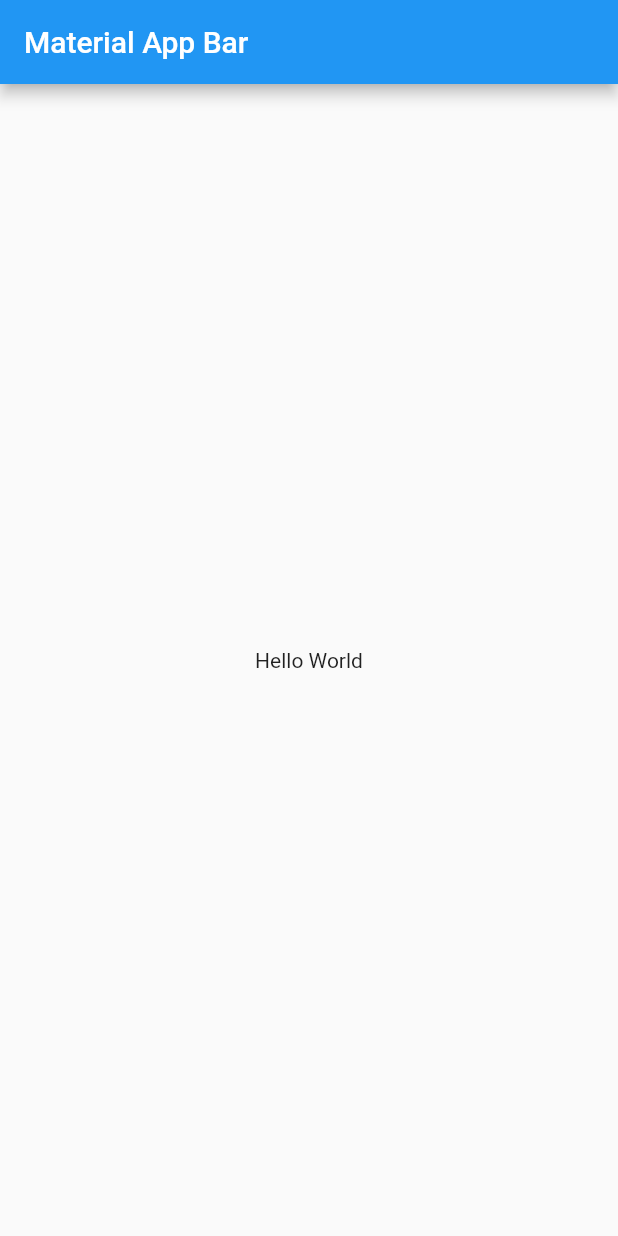
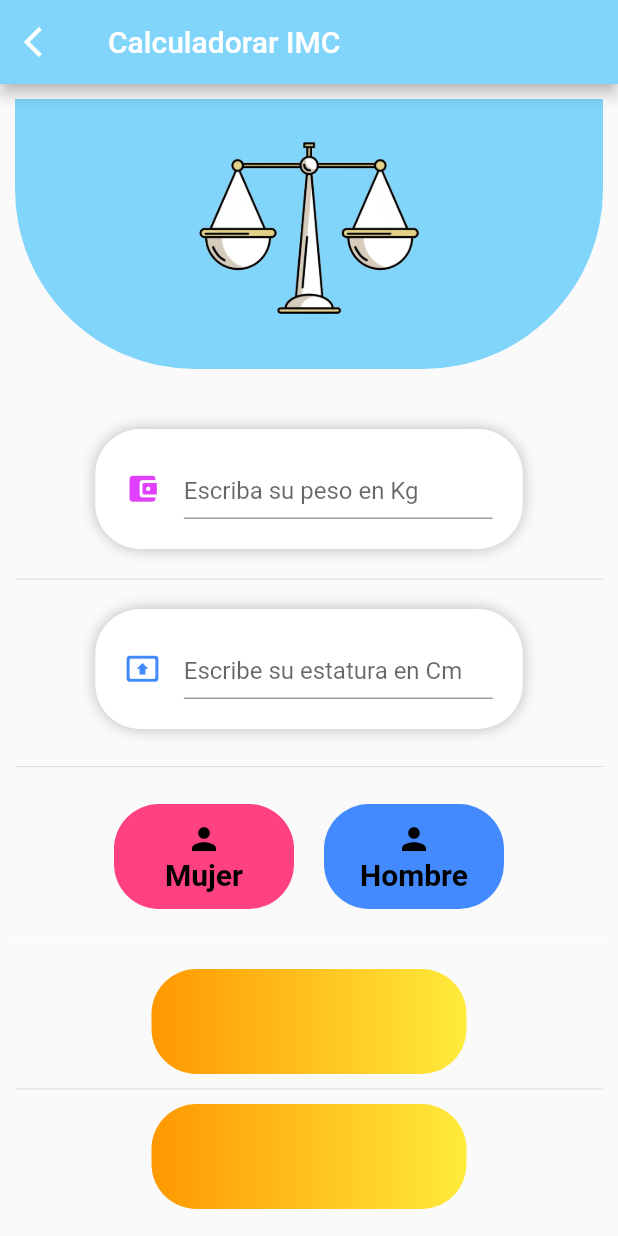
Before and after one commit to daniel-zuluaga/Calculator_IMC, a Flutter app: the screen it shows after launch, on a phone screen of 412 x 824 dp. Run offline on Flutter 3.47's test engine with Material 2 defaults, Android fonts, the phone set to English and light mode, and no system bars; our stand-ins replace decimal.

Commit message:
Finish the calculator imc with the conversions, where have textfield for what put the weight and the height, too contains images what sample how is its state IMC of the woman or man

```diff
--- a/lib/main.dart
+++ b/lib/main.dart
@@ -1,4 +1,6 @@
 import 'package:flutter/material.dart';
+
+import 'package:calculator_imc_flutter/screen/calculator_home.dart';
 
 void main() => runApp(const MyApp());
 
@@ -7,16 +9,9 @@ class MyApp extends StatelessWidget {
 
   @override
   Widget build(BuildContext context) {
-    return MaterialApp(
-      title: 'Material App',
-      home: Scaffold(
-        appBar: AppBar(
-          title: const Text('Material App Bar'),
-        ),
-        body: const Center(
-          child: Text('Hello World'),
-        ),
-      ),
+    return const MaterialApp(
+      title: 'Calculator IMC',
+      home: CalculatorHome()
     );
   }
 }
--- /dev/null
+++ b/lib/screen/calculator_home.dart
@@ -0,0 +1,265 @@
+import 'dart:math';
+
+import 'package:calculator_imc_flutter/widgets/button_mujer_hombre.dart';
+import 'package:calculator_imc_flutter/widgets/result_form_field.dart';
+import 'package:calculator_imc_flutter/widgets/text_field_form.dart';
+import 'package:flutter/material.dart';
+
+import 'package:decimal/decimal.dart';
+
+class CalculatorHome extends StatefulWidget {
+  const CalculatorHome({super.key});
+
+  @override
+  State createState() => Calculator();
+}
+
+class Calculator extends State<CalculatorHome> {
+
+  final controllerPeso = TextEditingController();
+  final controllerTalla = TextEditingController();
+  final myFormKey = GlobalKey<FormState>();
+  final d = Decimal;
+
+  String muestreImc = "";
+  String pesoSugerido = "";
+
+  // creamos la clase para calcular el peso de la mujer
+  void pesoIdealWoman(){
+    int pesoIdelaW = 21;
+    int decimals = 2; // muestra la cantidad de decimales
+    num formula = pow(10, decimals); //formula mayor a 10 decimales
+
+    // hacemos la validsacion si algun campo esta vacio
+    if(myFormKey.currentState!.validate()){
+      double peso = double.parse(controllerPeso.text);
+      double altura = double.parse(controllerTalla.text);
+      double rtaAltura = (altura) / 100;
+      double alturaAlCuadrado = rtaAltura*rtaAltura;
+      double result = peso / alturaAlCuadrado;
+
+      double d = result;
+      d = (d * formula).round() / formula;
+
+      // formula de sugerir el peso de la persona
+      double sugerido = (pesoIdelaW * peso) / d;
+      sugerido = (sugerido * formula).round() / formula;
+
+      setState(() {
+        muestreImc = "Imc es: $d";
+      });
+
+      setState(() {
+        pesoSugerido = "Peso ideal es: $sugerido Kg";
+      });
+
+    }
+
+  }
+
+  // formula para el peso del hombre
+  void pesoIdealMan(){
+    int pesoIdelaM = 24;
+    int decimals = 2; // muestra la cantidad de decimales
+    num formula = pow(10, decimals); //formula mayor a 10 decimales
+
+    // hacemos la validsacion si algun campo esta vacio
+    if(myFormKey.currentState!.validate()){
+      double peso = double.parse(controllerPeso.text);
+      double altura = double.parse(controllerTalla.text);
+      double rtaAltura = (altura) / 100;
+      double alturaAlCuadrado = rtaAltura * rtaAltura;
+      double result = peso / alturaAlCuadrado;
+
+      double d = result;
+      d = (d * formula).round() / formula;
+
+      // formula de sugerir el peso de la persona
+      double sugerido = (pesoIdelaM * peso) / d;
+      sugerido = (sugerido * formula).round() / formula;
+
+      setState(() {
+        muestreImc = "Imc es: $d";
+      });
+
+      setState(() {
+        pesoSugerido = "Peso ideal es: $sugerido Kg";
+      });
+
+    }
+  }
+
+  // formula para hacer una operacion aritmetica
+  void formulaOperation(){
+
+    // hacemos la validsacion si algun campo esta vacio
+    if(myFormKey.currentState!.validate()){
+      double num1 = double.parse(controllerPeso.text);
+      double num2 = double.parse(controllerTalla.text);
+
+      double result = num1 / num2;
+      // lo puede cambiar pos + o + - o *
+
+      setState(() {
+        muestreImc = "La division es: $result";
+      });
+    }
+
+  }
+
+  // ahora realizaremos el diseño de nuestra calculadora de indice de masa corporal
+  @override
+  Widget build(BuildContext context) {
+    final Size logicalSize = MediaQuery.of(context).size;
+    final double height = logicalSize.height;
+
+    return Scaffold(
+      resizeToAvoidBottomInset: false,
+      appBar: AppBar(
+        title: const Text("Calculadorar IMC"),
+        backgroundColor: Colors.lightBlue[200],
+        leading: IconButton(onPressed: (){}, icon: const Icon(Icons.arrow_back_ios))
+      ),
+      body: Form(
+        key: myFormKey,
+        child: SingleChildScrollView(
+          padding: const EdgeInsets.all(10),
+          child: Column(
+            children: [
+              Container(
+                width: 500,
+                height: 180,
+                decoration: BoxDecoration(
+                  color: Colors.lightBlue[200],
+                  borderRadius: const BorderRadius.only(
+                    bottomLeft: Radius.circular(120),
+                    bottomRight: Radius.circular(120),
+                  )
+                ),
+                child: Stack(
+                  children: const [
+                    Align(
+                      alignment: Alignment.center,
+                      child: Image(
+                        width: 200,
+                        height: 200,
+                        image: AssetImage("assets/images/balanza_image.png"),
+                      ),
+                    ),
+                  ],
+                ),
+              ),
+
+              Container(
+                padding: const EdgeInsets.only(top: 40),
+                child: Column(
+                  children: [
+                    TextFieldForm(
+                      returnText: "Digita su peso",
+                      controller: controllerPeso,
+                      hintText: 'Escriba su peso en Kg',
+                      keyboardType: TextInputType.number,
+                      iconField: const Icon(
+                        Icons.account_balance_wallet_rounded,
+                        color: Colors.purpleAccent,
+                        size: 23,
+                        ),
+                      ),
+
+                    const Divider( height: 40 ),
+
+                    TextFieldForm(
+                      returnText: "Digita su estatura",
+                      controller: controllerTalla,
+                      hintText: "Escribe su estatura en Cm",
+                      keyboardType: TextInputType.number,
+                      iconField: const Icon(
+                        Icons.present_to_all_rounded,
+                        color: Colors.blueAccent,
+                        size: 23,
+                      ),
+                    ),
+
+                    const Divider( height: 50 ),
+
+                    Row(
+                      mainAxisAlignment: MainAxisAlignment.center,
+                      children: [
+
+                        GestureDetector(
+                          onTap: pesoIdealWoman,
+                          child: const ButtonMujerHombre(
+                            colorButton: Colors.pinkAccent,
+                            textButton: "Mujer"
+                          ),
+                        ),
+
+                        const VerticalDivider( width: 20 ),
+
+                        GestureDetector(
+                          onTap: pesoIdealMan,
+                          child: const ButtonMujerHombre(
+                            colorButton: Colors.blueAccent,
+                            textButton: "Hombre"
+                          ),
+                        ),
+                      ],
+                    ),
+
+                    const Divider(
+                      height: 40,
+                      color: Colors.white,
+                    ),
+
+                    ResultFormField(
+                      textField: muestreImc,
+                      sizeheigthContain: 70,
+                      sizeText: 26,
+
+                    ),
+                    const Divider(
+                      height: 20,
+                    ),
+                    ResultFormField(
+                      textField: pesoSugerido,
+                      sizeheigthContain: 70,
+                      sizeText: 24,
+                    ),
+                  ],
+                ),
+              ),
+
+              const Divider(
+                height: 70,
+                color: Colors.white,
+              ),
+
+              const Text(
+                "Indice de Masa Corporal para el Hombre",
+                textAlign: TextAlign.center,
+                style: TextStyle(
+                  fontSize: 30,
+                  fontWeight: FontWeight.bold
+                ),
+              ),
+              Image.asset("assets/images/IMC_image.png"),
+              const Divider(
+                height: 60,
+                color: Colors.white,
+              ),
+              const Text(
+                "Indice de Masa Corporal para la Mujer",
+                textAlign: TextAlign.center,
+                style: TextStyle(
+                  fontSize: 30,
+                  fontWeight: FontWeight.bold
+                ),
+              ),
+              Image.asset("assets/images/Imc_image_mujer.png"),
+            ],
+          ),
+        ),
+      ),
+    );
+  }
+}
--- /dev/null
+++ b/lib/widgets/button_mujer_hombre.dart
@@ -0,0 +1,40 @@
+import 'package:flutter/material.dart';
+
+class ButtonMujerHombre extends StatelessWidget {
+
+  final String textButton;
+  final Color? colorButton;
+
+  const ButtonMujerHombre({super.key,
+    required this.textButton,
+    this.colorButton
+  });
+
+  @override
+  Widget build(BuildContext context) {
+    return Container(
+      width: 120,
+      height: 70,
+      decoration: BoxDecoration(
+        color: colorButton,
+        borderRadius: BorderRadius.circular(30)
+      ),
+      child: Center(
+        child: Column(
+          mainAxisAlignment: MainAxisAlignment.center,
+          children: [
+            const Icon(Icons.person, color: Colors.black),
+            Text(
+              textButton,
+              style: const TextStyle(
+                fontSize: 20,
+                color: Colors.black,
+                fontWeight: FontWeight.bold
+              ),
+            ),
+          ],
+        ),
+      ),
+    );
+  }
+}
--- /dev/null
+++ b/lib/widgets/result_form_field.dart
@@ -0,0 +1,39 @@
+import 'package:flutter/material.dart';
+
+class ResultFormField extends StatelessWidget {
+
+  final double? sizeheigthContain;
+  final double? sizeText;
+  final String textField;
+
+  const ResultFormField({super.key,
+    required this.textField,
+    this.sizeheigthContain,
+    this.sizeText,
+  });
+
+  @override
+  Widget build(BuildContext context) {
+    return Container(
+      height: sizeheigthContain,
+      width: 210,
+      decoration: BoxDecoration(
+        gradient: const LinearGradient(
+          colors: [Colors.orange, Colors.yellow]
+        ),
+        borderRadius: BorderRadius.circular(30)
+      ),
+      child: Center(
+        child: Text(
+          textField,
+          textAlign: TextAlign.center,
+          style: TextStyle(
+            fontSize: sizeText,
+            color: Colors.black,
+            fontWeight: FontWeight.bold
+          ),
+        )
+      ),
+    );
+  }
+}
--- /dev/null
+++ b/lib/widgets/text_field_form.dart
@@ -0,0 +1,49 @@
+import 'package:flutter/material.dart';
+
+class TextFieldForm extends StatelessWidget {
+
+  final Icon? iconField;
+  final TextEditingController controller;
+  final String hintText;
+  final TextInputType? keyboardType;
+  final String? returnText;
+
+
+  const TextFieldForm({super.key,
+    this.iconField,
+    required this.hintText,
+    required this.controller,
+    this.keyboardType,
+    this.returnText
+  });
+
+  @override
+  Widget build(BuildContext context) {
+    return Container(
+      width: 285,
+      height: 80,
+      decoration: const BoxDecoration(
+        borderRadius: BorderRadius.all(Radius.circular(30)),
+        color: Colors.white,
+        boxShadow: [
+          BoxShadow(color: Colors.black26, blurRadius: 8)
+        ]
+      ),
+      child: Padding(
+        padding: const EdgeInsets.all(20),
+        child: TextFormField(
+          controller: controller,
+          validator: (value) {
+            if(value!.isEmpty) return "$returnText";
+            return null;
+          },
+          decoration: InputDecoration(
+            hintText: hintText,
+            icon: iconField
+          ),
+          keyboardType: keyboardType,
+        ),
+      ),
+    );
+  }
+}
--- a/pubspec.yaml
+++ b/pubspec.yaml
@@ -36,6 +36,7 @@ dependencies:
   # The following adds the Cupertino Icons font to your application.
   # Use with the CupertinoIcons class for iOS style icons.
   cupertino_icons: ^1.0.2
+  decimal: ^2.3.1
 
 dev_dependencies:
   flutter_test:
@@ -60,7 +61,8 @@ flutter:
   uses-material-design: true
 
   # To add assets to your application, add an assets section, like this:
-  # assets:
+  assets:
+      - assets/images/
   #   - images/a_dot_burr.jpeg
   #   - images/a_dot_ham.jpeg
 
```
Also changed, not shown: assets/images/IMC_image.png (added), assets/images/Imc_image_mujer.png (added), assets/images/balanza_image.png (added), pubspec.lock.
